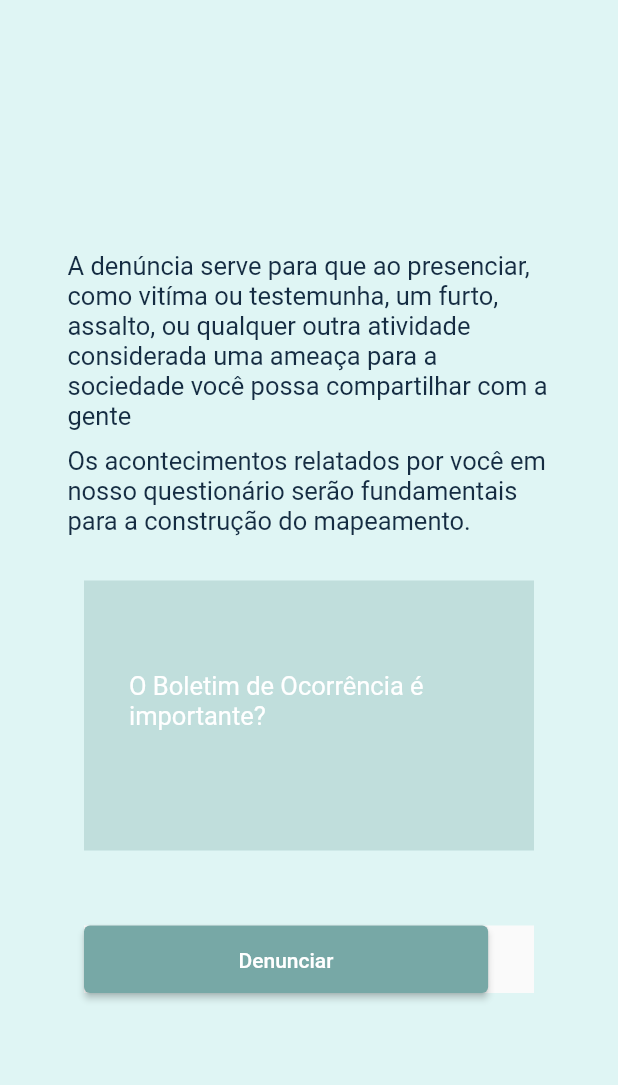
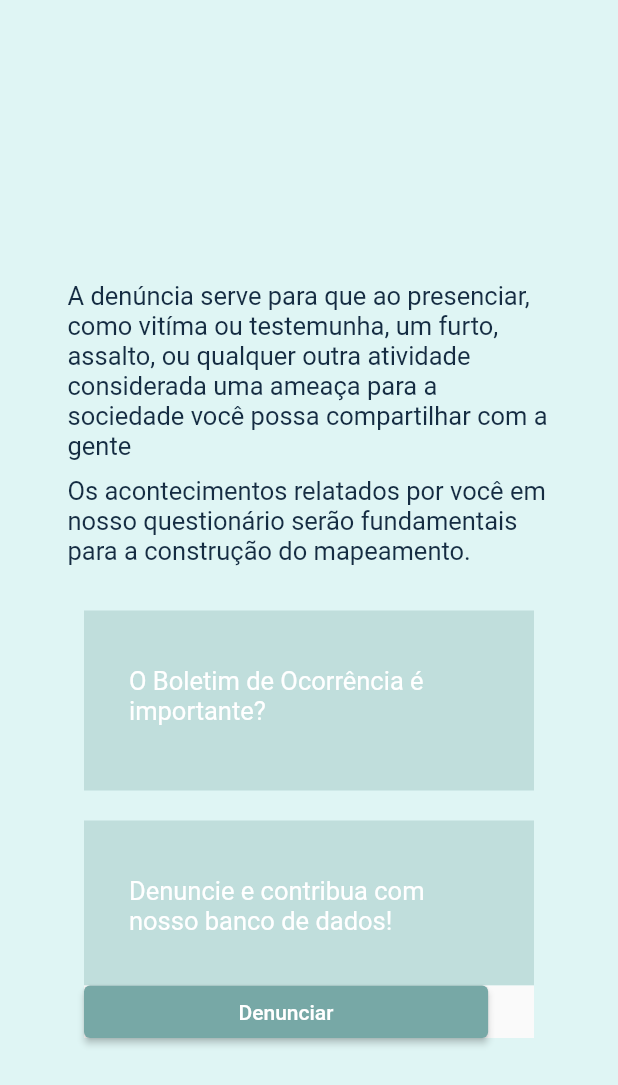
Before and after one commit to lavianii/Tcc-Front-End, a Flutter app: the screen it shows after launch, on a phone screen of 412 x 824 dp. Shown: the top 1085 px of the screen. Run offline on Flutter 3.47's test engine with Material 2 defaults, Android fonts, the phone set to English and light mode, and no system bars.

Commit message:
TelaDenuncia vFinal

```diff
--- a/flutter_application/lib/components/TelaDenuncia.dart
+++ b/flutter_application/lib/components/TelaDenuncia.dart
@@ -17,7 +17,7 @@ class TelaDenuncia extends StatelessWidget {
       backgroundColor: const Color(0xffDFF5F4),
 
       body: Padding(
-        padding: const EdgeInsets.fromLTRB(45, 0, 45, 0),
+        padding: const EdgeInsets.fromLTRB(45, 50, 45, 0),
 
         child: Column(
           mainAxisAlignment: MainAxisAlignment.center,
@@ -31,9 +31,10 @@ class TelaDenuncia extends StatelessWidget {
               texto: 'Os acontecimentos relatados por você em nosso questionário serão fundamentais para a construção do mapeamento.',
               padding: 5),
 
+            // card de texto
             Cards(
               width: 300,
-              height: 180,
+              height: 120,
               color: 0xff77A8A6,
               opacity: 0.30,
               marginLeft: 0,
@@ -41,17 +42,37 @@ class TelaDenuncia extends StatelessWidget {
               marginRight: 0,
               marginTop: 25,
               paddingLeft: 30,
-              paddingTop: 60,
+              paddingTop: 37,
               paddingRight: 30,
-              paddingBottom:60 ,
+              paddingBottom:37 ,
               child: TextoCardsDeInfo(texto: 'O Boletim de Ocorrência é importante?'),
             ),
+
+            //card de texto
             Cards(
               width: 300,
-                height: 45,
+              height: 110,
+              color: 0xff77A8A6,
+              opacity: 0.30,
+              marginLeft: 0,
+              marginBottom: 0,
+              marginRight: 0,
+              marginTop: 20,
+              paddingLeft: 30,
+              paddingTop: 37,
+              paddingRight: 30,
+              paddingBottom:37 ,
+              child: TextoCardsDeInfo(texto: 'Denuncie e contribua com nosso banco de dados!')
+
+            ),
+
+            //card para alinhar o botao
+              Cards(
+                width: 300,
+                height: 35,
                 color: 0xff77A8A6,
                 marginLeft: 0,
-                marginTop: 50,
+                marginTop: 0,
                 marginRight: 0,
                 marginBottom: 0,
                 paddingLeft: 0,
@@ -62,14 +83,14 @@ class TelaDenuncia extends StatelessWidget {
                 child:
                   BotaoPadrao(
                     paddingLeft: 103,
-                paddingTop: 15,
+                    paddingTop: 10,
                     paddingRight: 103,
-                paddingBottom: 15,
+                    paddingBottom: 10,
                     colorBackground: 0xff77A8A6,
                     colorText: 0xffffffff,
                     text: 'Denunciar'
               ),
-               )
+            ),
           ],
         ),
       ),
```
Lines whose indentation alone changed are shown as unchanged.
